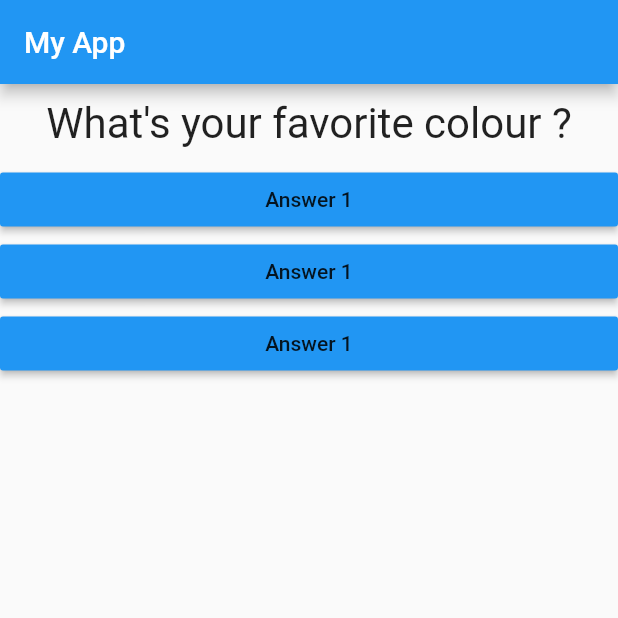
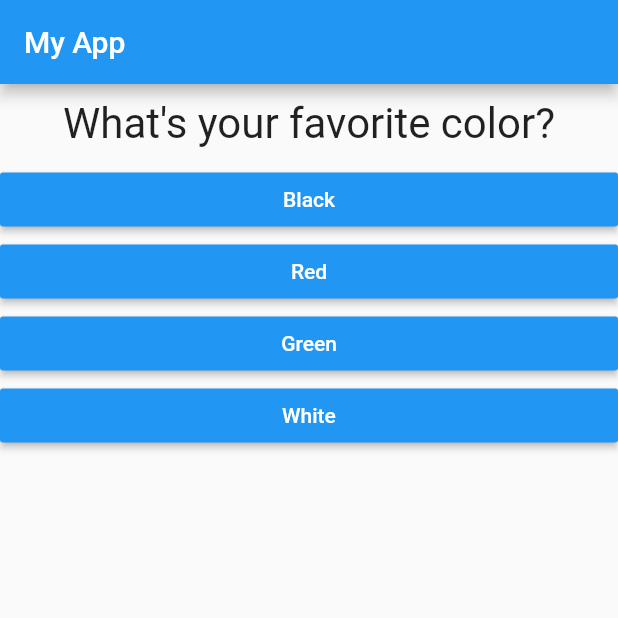
Before and after one commit to keshawkk/Flutter_First_App, a Flutter app: the screen it shows after launch, on a phone screen of 412 x 824 dp, the top half of it. Run offline on Flutter 3.47's test engine with Material 2 defaults, Android fonts, the phone set to English and light mode, and no system bars.

Commit message:
Maps and Widgets

```diff
--- a/lib/answer.dart
+++ b/lib/answer.dart
@@ -2,8 +2,9 @@ import 'package:flutter/material.dart';
 
 class Answer extends StatelessWidget {
   final Function selectHandler;
+  final String answerText;
 
-  Answer(this.selectHandler);
+  Answer(this.selectHandler, this.answerText);
 
   @override
   Widget build(BuildContext context) {
@@ -11,7 +12,8 @@ class Answer extends StatelessWidget {
       width: double.infinity,
       child: RaisedButton(
         color: Colors.blue,
-        child: Text('Answer 1'),
+        textColor: Colors.white,
+        child: Text(answerText),
         onPressed: selectHandler,
       ),
     );
--- a/lib/main.dart
+++ b/lib/main.dart
@@ -26,9 +26,19 @@ class _MyAppState extends State<MyApp> {
 
   @override
   Widget build(BuildContext context) {
-    var questions = [
-      'What\'s your favorite colour ?',
-      'What\'s your favorite animal ?',
+    const questions = [
+      {
+        'questionText': 'What\'s your favorite color?',
+        'answers': ['Black', 'Red', 'Green', 'White'],
+      },
+      {
+        'questionText': 'What\'s your favorite animal?',
+        'answers': ['Rabbit', 'Snake', 'Elephant', 'Lion'],
+      },
+      {
+        'questionText': 'Who\'s your favorite instructor?',
+        'answers': ['Max', 'Max', 'Max', 'Me'],
+      },
     ];
 
     return MaterialApp(
@@ -37,10 +47,12 @@ class _MyAppState extends State<MyApp> {
             title: Text('My App'),
           ),
           body: Column(children: [
-            Question(questions[_questionIndex]),
-            Answer(_answerQuestion),
-            Answer(_answerQuestion),
-            Answer(_answerQuestion),
+            Question(questions[_questionIndex]['questionText']),
+            // ignore: sdk_version_ui_as_code
+            ...(questions[_questionIndex]['answers'] as List<String>)
+                .map((answer) {
+              return Answer(_answerQuestion, answer);
+            }).toList()
           ])),
     );
   }
```
